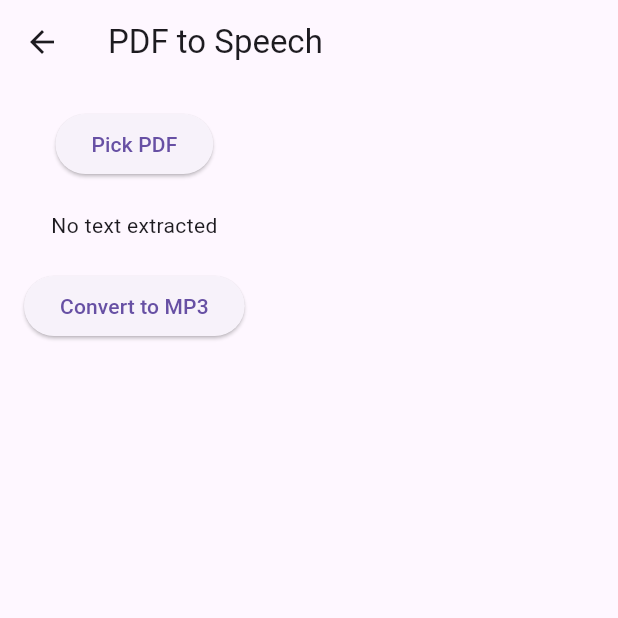
After one commit to yassine635/hear_learn, a Flutter app: the PDFToSpeechScreen screen opened directly, after a tap on "Convert to MP3", on a phone screen of 412 x 824 dp, the top half of it. The commit adds this screen. Run offline on Flutter 3.47's test engine with Material 3 defaults, Android fonts, the light colour scheme and no system bars; our stand-ins replace appwrite, cloud_firestore, file_picker, firebase_auth, firebase_core, flutter_tts; missing offline and left inert: ffmpeg_kit_flutter, pdf_text; accounts and stored records are empty; network calls fail.

Commit message:
small change

```diff
--- /dev/null
+++ b/lib/STT_TTS/flutter/PDFToSpeechScreen.dart
@@ -0,0 +1,75 @@
+import 'dart:io';
+import 'package:flutter/material.dart';
+import 'package:file_picker/file_picker.dart';
+import 'package:hear_learn1/STT_TTS/flutter/TextToSpeechService.dart';
+
+
+class PDFToSpeechScreen extends StatefulWidget {
+  @override
+  _PDFToSpeechScreenState createState() => _PDFToSpeechScreenState();
+}
+
+class _PDFToSpeechScreenState extends State<PDFToSpeechScreen> {
+  final TextToSpeechService ttsService = TextToSpeechService();
+  String extractedText = "";
+  String? savedFilePath;
+
+  Future<void> pickPDF() async {
+    FilePickerResult? result = await FilePicker.platform.pickFiles(
+      type: FileType.custom,
+      allowedExtensions: ['pdf'],
+    );
+
+    if (result != null) {
+      File pdfFile = File(result.files.single.path!);
+      String text = await ttsService.extractTextFromPDF(pdfFile);
+      setState(() {
+        extractedText = text;
+      });
+    }
+  }
+
+  Future<void> textToMp3() async {
+    if (extractedText.isNotEmpty) {
+      String? wavPath = await ttsService.convertTextToSpeech(extractedText);
+      if (wavPath != null) {
+        String? mp3Path = await ttsService.convertWavToMp3(wavPath);
+        if (mp3Path != null) {
+          setState(() {
+            savedFilePath = mp3Path;
+          });
+          ScaffoldMessenger.of(context).showSnackBar(
+            SnackBar(content: Text("MP3 saved at: $mp3Path")),
+          );
+        }
+      }
+    }
+  }
+
+  @override
+  Widget build(BuildContext context) {
+    return Scaffold(
+      appBar: AppBar(title: Text("PDF to Speech")),
+      body: Padding(
+        padding: EdgeInsets.all(16),
+        child: Column(
+          children: [
+            ElevatedButton(
+              onPressed: pickPDF,
+              child: Text("Pick PDF"),
+            ),
+            SizedBox(height: 20),
+            extractedText.isNotEmpty
+                ? Expanded(child: SingleChildScrollView(child: Text(extractedText)))
+                : Text("No text extracted"),
+            SizedBox(height: 20),
+            ElevatedButton(
+              onPressed: textToMp3,
+              child: Text("Convert to MP3"),
+            ),
+          ],
+        ),
+      ),
+    );
+  }
+}
--- /dev/null
+++ b/lib/STT_TTS/flutter/TextToSpeechService.dart
@@ -0,0 +1,48 @@
+import 'dart:io';
+import 'package:flutter_tts/flutter_tts.dart';
+import 'package:ffmpeg_kit_flutter/ffmpeg_kit.dart';
+import 'package:path_provider/path_provider.dart';
+import 'package:pdf_text/pdf_text.dart';
+
+class TextToSpeechService {
+  final FlutterTts tts = FlutterTts();
+
+  Future<String?> convertTextToSpeech(String text) async {
+    try {
+      // Get the temporary directory for saving the file
+      Directory tempDir = await getTemporaryDirectory();
+      String filePath = '${tempDir.path}/output.wav';
+
+      // Speak and save the output as WAV (Check if your FlutterTTS supports this)
+      await tts.synthesizeToFile(text, filePath);
+
+      return filePath;  // Return the saved file path
+    } catch (e) {
+      return null;
+    }
+  }
+
+  Future<String?> convertWavToMp3(String wavPath) async {
+    try {
+      Directory tempDir = await getTemporaryDirectory();
+      String mp3Path = '${tempDir.path}/output.mp3';
+
+      // Convert WAV to MP3 using FFmpegKit
+      await FFmpegKit.execute('-i $wavPath -codec:a libmp3lame $mp3Path');
+
+      return mp3Path;  // Successfully converted to MP3
+    } catch (e) {
+      return null;
+    }
+  }
+
+  Future<String> extractTextFromPDF(File pdfFile) async {
+    try {
+      final document = await PDFDoc.fromFile(pdfFile); // Load the PDF
+      String extractedText = await document.text; // Extract text
+      return extractedText.trim();
+    } catch (e) {
+      return "Error extracting text: $e";
+    }
+  }
+}
--- a/lib/data/auth.dart
+++ b/lib/data/auth.dart
@@ -13,9 +13,9 @@ class Auth extends StatelessWidget {
         stream: FirebaseAuth.instance.authStateChanges(),
         builder: (context, snapshot) {
           if (snapshot.connectionState == ConnectionState.waiting) {
-            return const Center(child: CircularProgressIndicator()); // Show loading spinner
+            return const Center(child: CircularProgressIndicator());
           } else if (snapshot.hasError) {
-            return Center(child: Text("Error: ${snapshot.error}")); // Show error message
+            return Center(child: Text("Error: ${snapshot.error}"));
           } else if (snapshot.hasData) {
             return Fonctionalite();
           } else {
--- a/lib/main.dart
+++ b/lib/main.dart
@@ -1,5 +1,6 @@
 import 'package:firebase_core/firebase_core.dart';
 import 'package:flutter/material.dart';
+import 'package:hear_learn1/STT_TTS/flutter/PDFToSpeechScreen.dart';
 import 'package:hear_learn1/data/auth.dart';
 import 'package:hear_learn1/firebase_options.dart';
 import 'package:hear_learn1/screanses/home/Home_student.dart';
@@ -15,8 +16,9 @@ import 'package:hear_learn1/screanses/sign_in_and_sign_up/signup_prof_screen.dar
 
 void main() async {
   WidgetsFlutterBinding.ensureInitialized();
-          await Firebase.initializeApp(
-              options: DefaultFirebaseOptions.currentPlatform, // Ensure firebase_options.dart exists
+  await Firebase.initializeApp(
+    options: DefaultFirebaseOptions
+        .currentPlatform, // Ensure firebase_options.dart exists
   );
   runApp(const hearlern());
 }
--- a/lib/screanses/espace_prof/teacher_dashboard.dart
+++ b/lib/screanses/espace_prof/teacher_dashboard.dart
@@ -33,7 +33,7 @@ class TeacherDashboard extends StatelessWidget {
               },
               icon: Icon(Icons.upload_file,color: Colors.black,),
               label: Text(
-                "Upload Course (Cour,TD,TP)",
+                "Upload file",
                 style: TextStyle(
                   color: Colors.black,
                   fontSize: 18
--- a/pubspec.yaml
+++ b/pubspec.yaml
@@ -44,7 +44,11 @@ dependencies:
   pdfx: ^2.8.0
   flutter_tts: ^4.2.2
   path_provider: ^2.1.5
-  #pdf_text: ^0.5.0
+  pdf_text: ^0.5.0
+  #flutter_ffmpeg: ^0.4.2
+  #ffmpeg_kit_flutter_full_gpl: ^6.0.3
+  ffmpeg_kit_flutter: ^6.0.3
+
 
 dev_dependencies:
   flutter_test:
```
Also changed, not shown: lib/data/appwrite.dart (+43 -6 lines), lib/screanses/espace_prof/upload_course.dart (+57 -26 lines), pubspec.lock, 3 other files.
